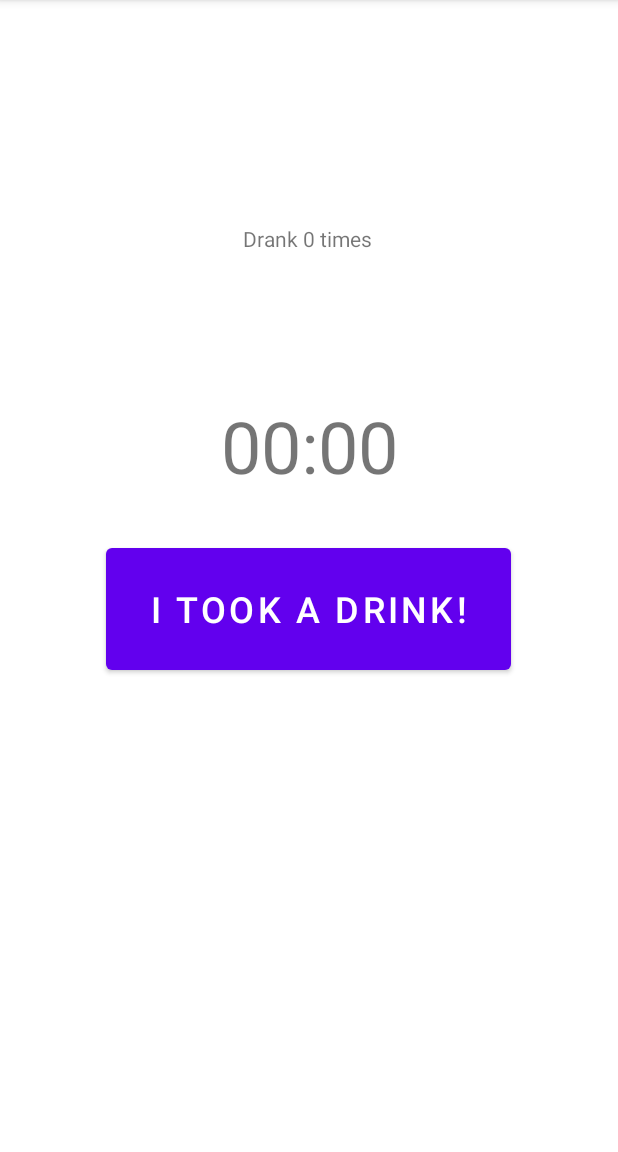
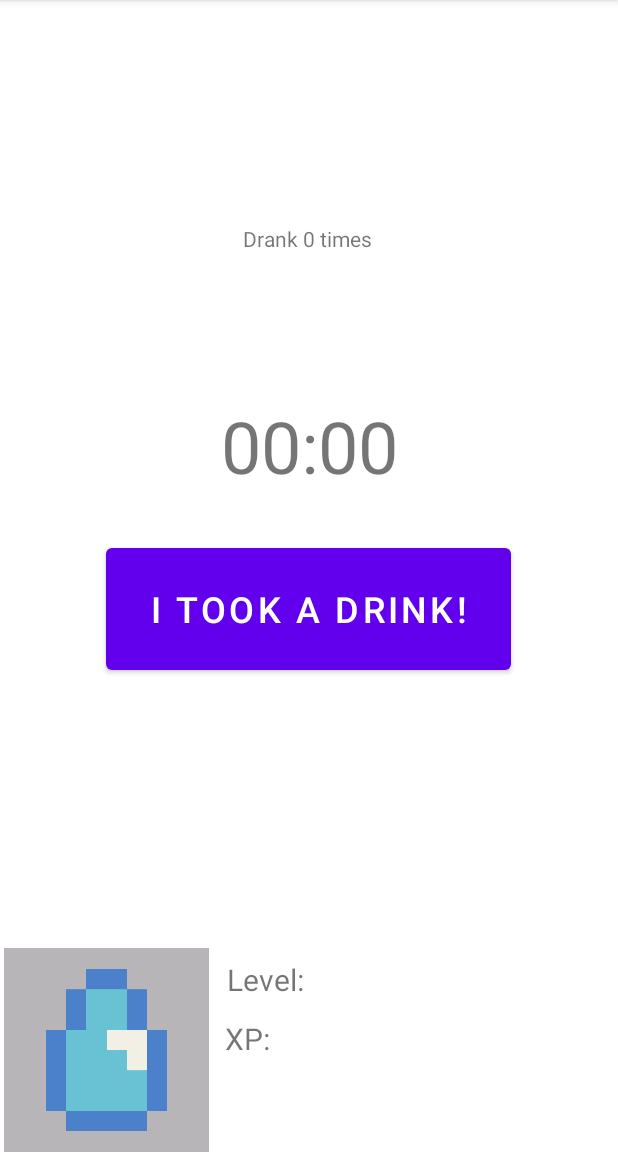
Before and after one commit to drewseffi/stayHydratedv2, an Android app: the screen it shows after launch (MainActivity), on a phone screen of 412 x 824 dp, the part 84-1236 px from its top. Run offline under Robolectric (Android 15) with nearby library versions, the phone set to English and light mode, and no system bars; 1 statement that could not run was skipped.

Commit message:
Added stuff

```diff
--- a/app/src/main/java/com/example/stayhydratedv2/MainActivity.java
+++ b/app/src/main/java/com/example/stayhydratedv2/MainActivity.java
@@ -12,18 +12,34 @@ import android.bluetooth.le.ScanResult;
 import android.content.Context;
 import android.os.Bundle;
 import android.util.Log;
+import android.view.View;
+import android.widget.Button;
 
 import java.util.List;
 
 public class MainActivity extends AppCompatActivity {
     private BleScanner mBleScanner;
+    int level = 1;
+    int xp = 0;
+    int xpCap = 100;
 
     @Override
     protected void onCreate(Bundle savedInstanceState) {
         super.onCreate(savedInstanceState);
         setContentView(R.layout.activity_main);
 
-
+        Button drankButton = findViewById(R.id.btnDrank);
+        drankButton.setOnClickListener(new View.OnClickListener() {
+            @Override
+            public void onClick(View view) {
+                xp += 10;
+                if (xp == xpCap)
+                {
+                    level += 1;
+                    xpCap += 100;
+                }
+            }
+        });
 
         mBleScanner = new BleScanner(this);
         mBleScanner.scanLeDevice(true, new BleScanner.BleScanCallback() {
--- a/app/src/main/res/layout/activity_main.xml
+++ b/app/src/main/res/layout/activity_main.xml
@@ -54,4 +54,45 @@
         app:layout_constraintEnd_toEndOf="parent"
         app:layout_constraintStart_toStartOf="parent"
         app:layout_constraintTop_toBottomOf="@+id/txtDrankTimes" />
+
+    <ImageView
+        android:id="@+id/imageView"
+        android:layout_width="138dp"
+        android:layout_height="136dp"
+        android:layout_marginStart="1dp"
+        android:layout_marginTop="179dp"
+        android:layout_marginEnd="272dp"
+        app:layout_constraintBottom_toBottomOf="parent"
+        app:layout_constraintEnd_toEndOf="parent"
+        app:layout_constraintStart_toStartOf="parent"
+        app:layout_constraintTop_toBottomOf="@+id/btnDrank"
+        app:srcCompat="@drawable/water_drop" />
+
+    <TextView
+        android:id="@+id/txtLevel"
+        android:layout_width="wrap_content"
+        android:layout_height="wrap_content"
+        android:layout_marginStart="11dp"
+        android:layout_marginTop="187dp"
+        android:layout_marginBottom="101dp"
+        android:text="Level:"
+        android:textAlignment="viewStart"
+        android:textSize="20sp"
+        app:layout_constraintBottom_toBottomOf="parent"
+        app:layout_constraintStart_toEndOf="@+id/imageView"
+        app:layout_constraintTop_toBottomOf="@+id/btnDrank" />
+
+    <TextView
+        android:id="@+id/txtXP"
+        android:layout_width="wrap_content"
+        android:layout_height="wrap_content"
+        android:layout_marginStart="10dp"
+        android:layout_marginTop="12dp"
+        android:layout_marginBottom="62dp"
+        android:text="XP:"
+        android:textAlignment="viewStart"
+        android:textSize="20sp"
+        app:layout_constraintBottom_toBottomOf="parent"
+        app:layout_constraintStart_toEndOf="@+id/imageView"
+        app:layout_constraintTop_toBottomOf="@+id/txtLevel" />
 </androidx.constraintlayout.widget.ConstraintLayout>
```
Also changed, not shown: app/src/main/res/drawable/water_drop.png (added).
